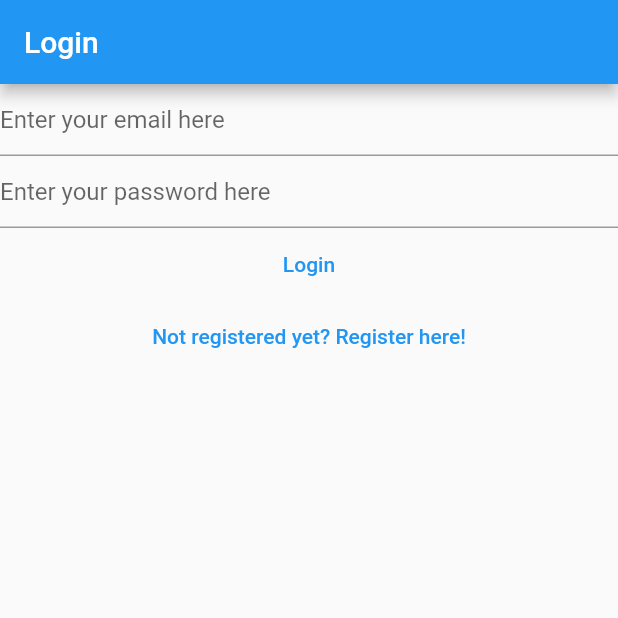
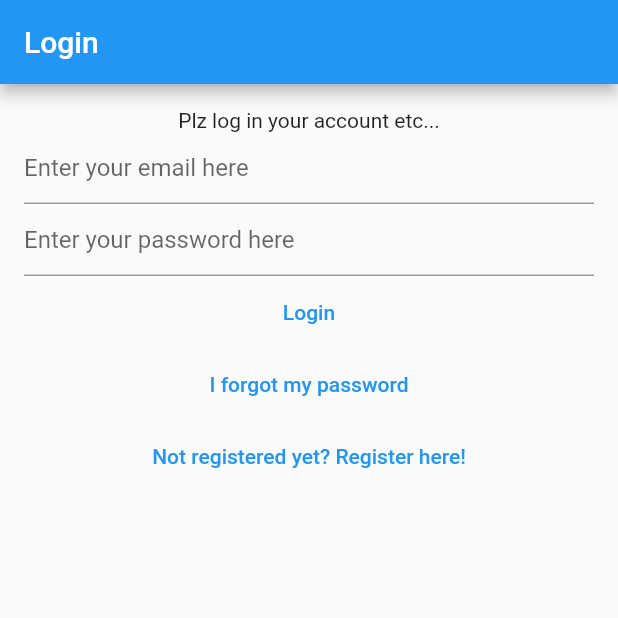
Before and after one commit to ibrahimForIT/Backend_Operations_Flutter, a Flutter app: the screen it shows after launch, on a phone screen of 412 x 824 dp, the top half of it. Run offline on Flutter 3.47's test engine with Material 2 defaults, Android fonts, the phone set to English and light mode, and no system bars; our stand-ins replace bloc, cloud_firestore, equatable, firebase_auth, firebase_core, flutter_bloc and 1 more; accounts and stored records are empty.

```diff
--- a/lib/helpers/loading/loading_screen.dart
+++ b/lib/helpers/loading/loading_screen.dart
@@ -41,7 +41,7 @@ class LoadingScreen {
     final overlay = OverlayEntry(
       builder: (context) {
         return Material(
-          color: Colors.black,
+          color: Colors.black.withAlpha(150),
           child: Center(
             child: Container(
               constraints: BoxConstraints(
--- a/lib/main.dart
+++ b/lib/main.dart
@@ -4,6 +4,7 @@ import 'package:notes_app/services/auth/bloc/auth_bloc.dart';
 import 'package:notes_app/services/auth/bloc/auth_event.dart';
 import 'package:notes_app/services/auth/bloc/auth_state.dart';
 import 'package:notes_app/services/auth/firebase_auth_provider.dart';
+import 'package:notes_app/views/forgot_password_view.dart';
 import 'views/notes/create_update_note_view.dart';
 import '../constants/routes.dart';
 import '../views/login_view.dart';
@@ -54,6 +55,8 @@ class HomePage extends StatelessWidget {
           return const VerifyEmailView();
         } else if (state is AuthStateLoggedOut) {
           return const LoginView();
+        } else if (state is AuthStateForgotPassword) {
+          return const ForgotPasswordView();
         } else if (state is AuthStateRegistering) {
           return const RegisterView();
         } else {
--- a/lib/services/auth/auth_provider.dart
+++ b/lib/services/auth/auth_provider.dart
@@ -13,4 +13,5 @@ abstract class AuthProvider {
   });
   Future<void> logOut();
   Future<void> sendEmailVerification();
+  Future<void> sendPasswordReset({required String toEmail});
 }
--- a/lib/services/auth/auth_service.dart
+++ b/lib/services/auth/auth_service.dart
@@ -39,4 +39,8 @@ class AuthService implements AuthProvider {
 
   @override
   Future<void> initialize() => provider.initialize();
+
+  @override
+  Future<void> sendPasswordReset({required String toEmail}) =>
+      provider.sendPasswordReset(toEmail: toEmail);
 }
--- a/lib/services/auth/bloc/auth_event.dart
+++ b/lib/services/auth/bloc/auth_event.dart
@@ -29,6 +29,11 @@ class AuthEventShouldRegister extends AuthEvent {
   const AuthEventShouldRegister();
 }
 
+class AuthEventForgotPassword extends AuthEvent {
+  final String? email;
+  const AuthEventForgotPassword({this.email});
+}
+
 class AuthEventLogOut extends AuthEvent {
   const AuthEventLogOut();
 }
--- a/lib/services/auth/bloc/auth_state.dart
+++ b/lib/services/auth/bloc/auth_state.dart
@@ -20,6 +20,16 @@ class AuthStateRegistering extends AuthState {
   final Exception? exception;
   const AuthStateRegistering({
     required this.exception,
+    required super.isLoading,
+  });
+}
+
+class AuthStateForgotPassword extends AuthState {
+  final Exception? exception;
+  final bool hasSentEmail;
+  const AuthStateForgotPassword({
+    required this.exception,
+    required this.hasSentEmail,
     required super.isLoading,
   });
 }
--- /dev/null
+++ b/lib/utilities/dialoge/password_reset_email_sent_dialog.dart
@@ -0,0 +1,14 @@
+import 'package:flutter/widgets.dart';
+import 'package:notes_app/utilities/dialoge/generic_dialog.dart';
+
+Future<void> showPasswordResetSentDialog(BuildContext context) {
+  return showGenericDialog(
+    context: context,
+    title: 'Password Reset',
+    content:
+        'We have now sent you a password reset link, please check your email for more information.',
+    optionBuilder: () => {
+      'OK': null,
+    },
+  );
+}
--- a/lib/views/login_view.dart
+++ b/lib/views/login_view.dart
@@ -37,7 +37,10 @@ class _LoginViewState extends State<LoginView> {
       listener: (context, state) async {
         if (state is AuthStateLoggedOut) {
           if (state.exception is UserNotFoundAuthException) {
-            await showErrorDialog(context, 'User Not found');
+            await showErrorDialog(
+              context,
+              'Cannot find a user with the entered credentials!',
+            );
           } else if (state.exception is WrongPasswordAuthException) {
             await showErrorDialog(context, 'Wrong credentials');
           } else if (state.exception is GenericAuthException) {
@@ -49,8 +52,11 @@ class _LoginViewState extends State<LoginView> {
         appBar: AppBar(
           title: const Text('Login'),
         ),
-        body: Column(
+        body: Padding(
+          padding: const EdgeInsets.all(16.0),
+          child: Column(
             children: [
+              const Text('Plz log in your account etc...'),
               TextField(
                 controller: _email,
                 enableSuggestions: false,
@@ -85,12 +91,21 @@ class _LoginViewState extends State<LoginView> {
               TextButton(
                 onPressed: () {
                   context.read<AuthBloc>().add(
+                        const AuthEventForgotPassword(),
+                      );
+                },
+                child: const Text('I forgot my password'),
+              ),
+              TextButton(
+                onPressed: () {
+                  context.read<AuthBloc>().add(
                         const AuthEventShouldRegister(),
                       );
                 },
                 child: const Text('Not registered yet? Register here!'),
-            )
+              ),
             ],
+          ),
         ),
       ),
     );
--- a/pubspec.yaml
+++ b/pubspec.yaml
@@ -43,6 +43,7 @@ dependencies:
   bloc: ^8.1.2
   flutter_bloc: ^8.1.3
   equatable: ^2.0.5
+  firebase_core: ^2.15.1
 
 dev_dependencies:
   flutter_test:
```
Also changed, not shown: lib/services/auth/bloc/auth_bloc.dart (+44 -2 lines), lib/services/auth/firebase_auth_provider.dart (+19 -1 lines), lib/views/forgot_password_view.dart (added, +88 -0 lines), lib/views/register_view.dart (+15 -1 lines), pubspec.lock, 1 other file. Lines whose indentation alone changed are shown as unchanged.
